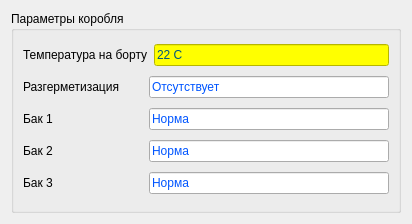
This is hw_1/ui/sheep_parametr.ui in Rexeton/PyQt_Sedunov as Qt 5 draws it before an edit. The edited form follows.
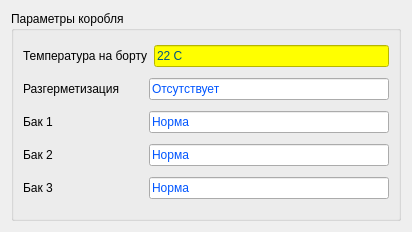
This is the edited form.

```diff
--- a/hw_1/ui/sheep_parametr.ui
+++ b/hw_1/ui/sheep_parametr.ui
@@ -7,7 +7,7 @@
     <x>0</x>
     <y>0</y>
     <width>412</width>
-    <height>224</height>
+    <height>232</height>
    </rect>
   </property>
   <property name="windowTitle">
```
